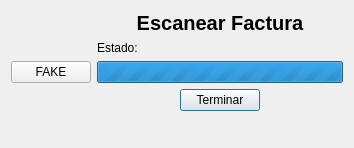
This is GUI/escanearDialog.ui in firenessmax/bte001 as Qt 5 draws it before an edit. The edited form follows.
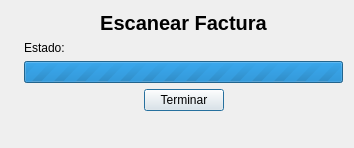
This is the edited form. Icons and pictures are not drawn.

What changed in the file:
```diff
--- a/GUI/escanearDialog.ui
+++ b/GUI/escanearDialog.ui
@@ -160,13 +160,6 @@
      </item>
     </layout>
    </item>
-   <item row="1" column="0">
-    <widget class="QPushButton" name="pushButton_2">
-     <property name="text">
-      <string>FAKE</string>
-     </property>
-    </widget>
-   </item>
   </layout>
  </widget>
  <resources>
```
Left out of the diff: 16 changed lines with no effect on the pictures.
